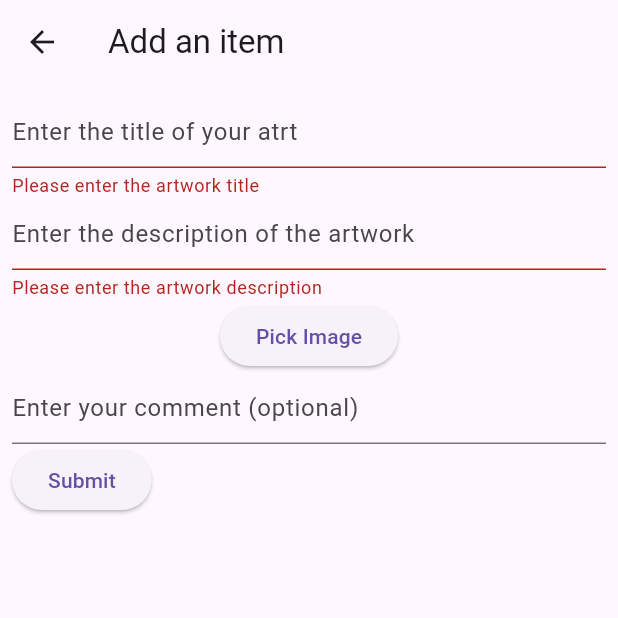
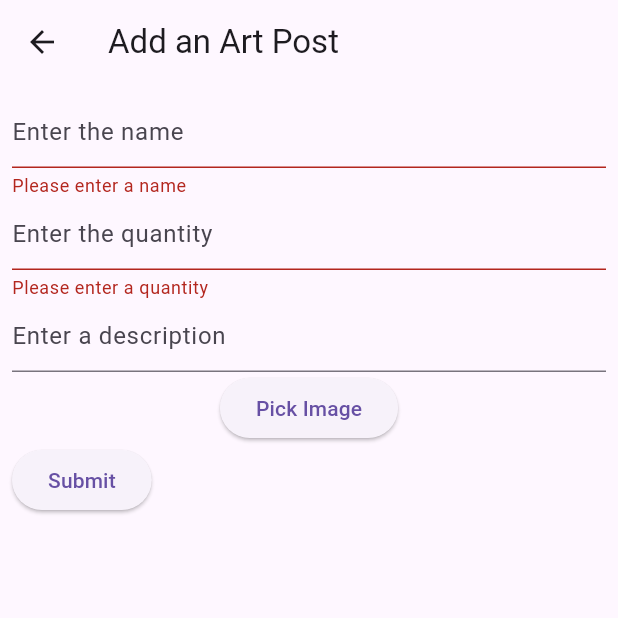
Before and after one commit to Zhgorrin/Art-Gallery, a Flutter app: the ArtbookDashboardScreen screen opened directly, item 3 of the bottom bar chosen, after a tap on "Submit", on a phone screen of 412 x 824 dp, the top half of it. Run offline on Flutter 3.47's test engine with Material 3 defaults, Android fonts, the phone set to English and light mode, and no system bars; our stand-ins replace cloud_firestore, firebase_auth, firebase_core, firebase_storage, image_picker; accounts and stored records are empty.

Commit message:
Add files via upload
Fixed bugs so posts can be seen on main page

```diff
--- a/pj2/lib/add.dart
+++ b/pj2/lib/add.dart
@@ -21,7 +21,7 @@ class _AddScreenState extends State<AddScreen> {
   GlobalKey<FormState> key = GlobalKey();
 
   final CollectionReference _reference =
-      FirebaseFirestore.instance.collection('shopping_list');
+      FirebaseFirestore.instance.collection('art_posts');
 
   String imageUrl = '';
   File? imageFile;
@@ -32,7 +32,7 @@ class _AddScreenState extends State<AddScreen> {
   Widget build(BuildContext context) {
     return Scaffold(
       appBar: AppBar(
-        title: const Text('Add an item'),
+        title: const Text('Add an Art Post'),
       ),
       body: SingleChildScrollView(
         child: Padding(
@@ -43,25 +43,29 @@ class _AddScreenState extends State<AddScreen> {
               children: [
                 TextFormField(
                   controller: _controllerName,
-                  decoration: const InputDecoration(
-                      hintText: 'Enter the title of your atrt'),
+                  decoration: const InputDecoration(hintText: 'Enter the name'),
                   validator: (String? value) {
                     if (value == null || value.isEmpty) {
-                      return 'Please enter the artwork title';
+                      return 'Please enter a name';
                     }
                     return null;
                   },
                 ),
                 TextFormField(
                   controller: _controllerQuantity,
-                  decoration: const InputDecoration(
-                      hintText: 'Enter the description of the artwork'),
+                  decoration:
+                      const InputDecoration(hintText: 'Enter the quantity'),
                   validator: (String? value) {
                     if (value == null || value.isEmpty) {
-                      return 'Please enter the artwork description';
+                      return 'Please enter a quantity';
                     }
                     return null;
                   },
+                ),
+                TextFormField(
+                  controller: _controllerComment,
+                  decoration:
+                      const InputDecoration(hintText: 'Enter a description'),
                 ),
                 ElevatedButton(
                   onPressed: () async {
@@ -99,29 +103,26 @@ class _AddScreenState extends State<AddScreen> {
                   },
                   child: const Text('Pick Image'),
                 ),
-                TextFormField(
-                  controller: _controllerComment,
-                  decoration: const InputDecoration(
-                    hintText: 'Enter your comment (optional)',
-                  ),
-                ),
                 Row(
                   children: [
                     ElevatedButton(
                       onPressed: () async {
                         if (key.currentState!.validate()) {
-                          String itemName = _controllerName.text;
-                          String itemQuantity = _controllerQuantity.text;
-                          String comment = _controllerComment.text;
+                          String title = _controllerName.text;
+                          String quantity = _controllerQuantity.text;
+                          String description = _controllerComment.text;
 
                           Map<String, dynamic> dataToSend = {
-                            'name': itemName,
-                            'quantity': itemQuantity,
+                            'title': title,
+                            'quantity': quantity,
+                            'description': description,
                             'image': imageUrl,
-                            'comment': comment,
                           };
 
-                          _reference.add(dataToSend);
+                          _reference.add(dataToSend).then((value) {
+                            Navigator.pushNamed(context, '/artboard',
+                                arguments: 1);
+                          });
                         }
                       },
                       child: const Text('Submit'),
--- a/pj2/lib/artboard.dart
+++ b/pj2/lib/artboard.dart
@@ -1,7 +1,7 @@
-// artboard.dart
 import 'package:flutter/material.dart';
 import 'package:cloud_firestore/cloud_firestore.dart';
 import 'add.dart';
+import 'profile.dart';
 
 class ArtbookDashboardScreen extends StatefulWidget {
   const ArtbookDashboardScreen({Key? key}) : super(key: key);
@@ -17,6 +17,18 @@ class _ArtbookDashboardScreenState extends State<ArtbookDashboardScreen> {
     setState(() {
       _selectedIndex = index;
     });
+
+    if (index == 0) {
+      Navigator.push(
+        context,
+        MaterialPageRoute(builder: (context) => ProfileScreen()),
+      );
+    } else if (index == 2) {
+      Navigator.push(
+        context,
+        MaterialPageRoute(builder: (context) => AddScreen()),
+      );
+    }
   }
 
   @override
@@ -25,46 +37,7 @@ class _ArtbookDashboardScreenState extends State<ArtbookDashboardScreen> {
       appBar: AppBar(
         title: const Text('Art Gallery'),
       ),
-      body: Column(
-        children: [
-          Expanded(
-            child: StreamBuilder<QuerySnapshot>(
-              stream: FirebaseFirestore.instance
-                  .collection('art_posts')
-                  .snapshots(),
-              builder: (context, AsyncSnapshot<QuerySnapshot> snapshot) {
-                if (snapshot.connectionState == ConnectionState.waiting) {
-                  return const Center(child: CircularProgressIndicator());
-                }
-
-                if (snapshot.hasError) {
-                  return Center(child: Text('Error: ${snapshot.error}'));
-                }
-
-                final List<QueryDocumentSnapshot> posts = snapshot.data!.docs;
-
-                return ListView.builder(
-                  itemCount: posts.length,
-                  itemBuilder: (context, index) {
-                    final post = posts[index];
-                    return ListTile(
-                      title: Text(post['title']),
-                      trailing: Row(
-                        mainAxisSize: MainAxisSize.min,
-                        children: const [
-                          Icon(Icons.favorite_border),
-                          SizedBox(width: 8),
-                          Icon(Icons.chat_bubble_outline),
-                        ],
-                      ),
-                    );
-                  },
-                );
-              },
-            ),
-          ),
-        ],
-      ),
+      body: _buildBody(),
       bottomNavigationBar: BottomNavigationBar(
         items: const [
           BottomNavigationBarItem(
@@ -73,7 +46,7 @@ class _ArtbookDashboardScreenState extends State<ArtbookDashboardScreen> {
           ),
           BottomNavigationBarItem(
             icon: Icon(Icons.palette),
-            label: 'My Art',
+            label: 'Art Gallery',
           ),
           BottomNavigationBarItem(
             icon: Icon(Icons.add),
@@ -82,16 +55,54 @@ class _ArtbookDashboardScreenState extends State<ArtbookDashboardScreen> {
         ],
         currentIndex: _selectedIndex,
         selectedItemColor: Colors.blue,
-        onTap: (index) {
-          _onItemTapped(index);
-          if (index == 2) {
-            Navigator.push(
-              context,
-              MaterialPageRoute(builder: (context) => AddScreen()),
-            );
-          }
-        },
+        onTap: _onItemTapped,
       ),
     );
   }
+
+  Widget _buildBody() {
+    switch (_selectedIndex) {
+      case 0:
+        return const Center(child: Text('Profile'));
+      case 1:
+        return StreamBuilder<QuerySnapshot>(
+          stream:
+              FirebaseFirestore.instance.collection('art_posts').snapshots(),
+          builder: (context, AsyncSnapshot<QuerySnapshot> snapshot) {
+            if (snapshot.connectionState == ConnectionState.waiting) {
+              return const Center(child: CircularProgressIndicator());
+            }
+
+            if (snapshot.hasError) {
+              return Center(child: Text('Error: ${snapshot.error}'));
+            }
+
+            final List<QueryDocumentSnapshot> posts = snapshot.data!.docs;
+
+            return ListView.builder(
+              itemCount: posts.length,
+              itemBuilder: (context, index) {
+                final post = posts[index];
+                return ListTile(
+                  title: Text(post['title']),
+                  subtitle: Text(post['description']),
+                  trailing: post['image'] != null
+                      ? Image.network(
+                          post['image'],
+                          width: 50,
+                          height: 50,
+                          fit: BoxFit.cover,
+                        )
+                      : const SizedBox.shrink(),
+                );
+              },
+            );
+          },
+        );
+      case 2:
+        return const Center(child: Text('Add'));
+      default:
+        return const Center(child: Text('Error'));
+    }
+  }
 }
```
